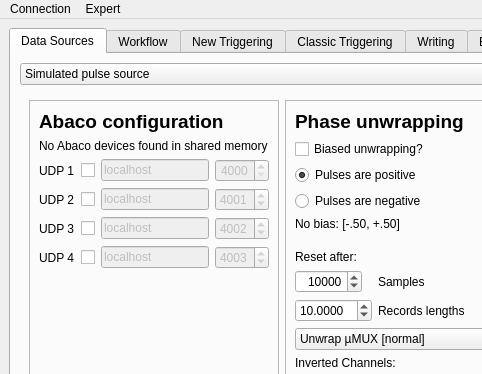
The window that dastardcommander/ui/dc.ui (usnistgov/dastardcommander) describes before a commit, drawn with Qt 5; both pictures show x 0 to 482 and y 0 to 374 of the 718 by 669 pixel window.
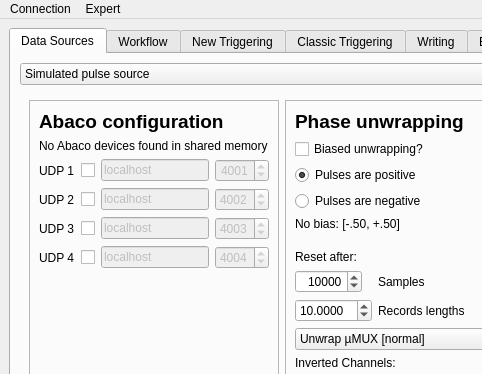
The same window after the commit. The open tabs and pages were chosen to show the change. Icons and pictures are not drawn.

Commit message:
Change Abaco ports to default to 4001-4004
Fixes #136

What changed in the file:
```diff
--- a/dastardcommander/ui/dc.ui
+++ b/dastardcommander/ui/dc.ui
@@ -1332,7 +1332,7 @@
                     <number>4999</number>
                    </property>
                    <property name="value">
-                    <number>4000</number>
+                    <number>4001</number>
                    </property>
                   </widget>
                  </item>
@@ -1414,7 +1414,7 @@
                     <number>4999</number>
                    </property>
                    <property name="value">
-                    <number>4001</number>
+                    <number>4002</number>
                    </property>
                   </widget>
                  </item>
@@ -1430,7 +1430,7 @@
                     <number>4999</number>
                    </property>
                    <property name="value">
-                    <number>4002</number>
+                    <number>4003</number>
                    </property>
                   </widget>
                  </item>
@@ -1446,7 +1446,7 @@
                     <number>4999</number>
                    </property>
                    <property name="value">
-                    <number>4003</number>
+                    <number>4004</number>
                    </property>
                   </widget>
                  </item>
```
